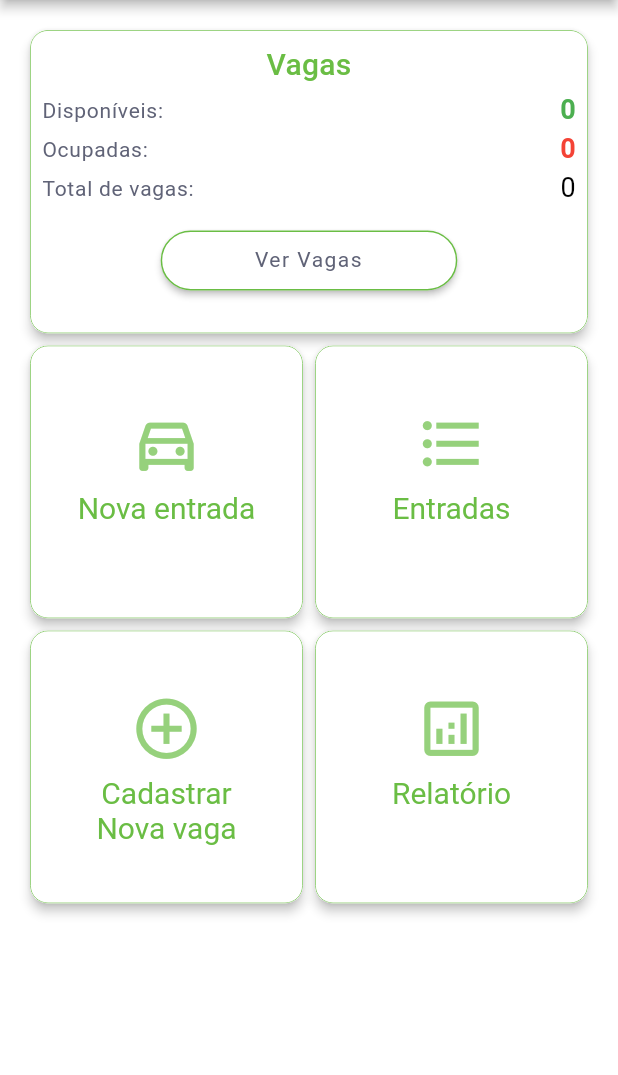
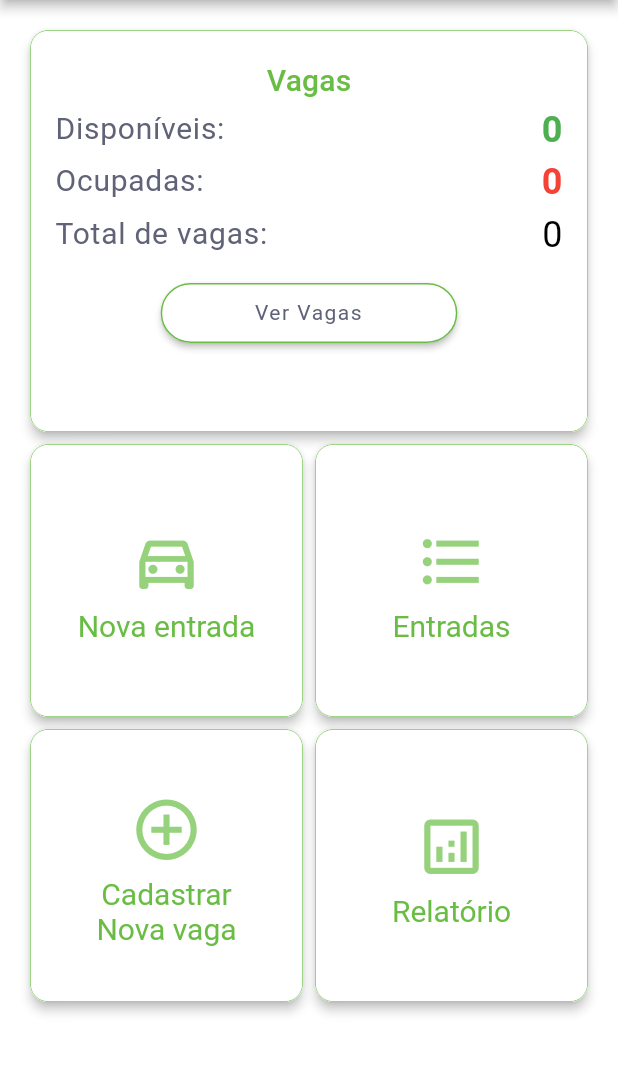
Before and after one commit to alefFSilva/ezpark, a Flutter app: the screen it shows after launch, on a phone screen of 412 x 824 dp, the part 84-1159 px from its top. Run offline on Flutter 3.47's test engine with Material 2 defaults, Android fonts, the phone set to English and light mode, and no system bars; our stand-ins replace cloud_firestore, firebase_core, flutter_riverpod, go_router; accounts and stored records are empty.

Commit message:
Dashboard - Redactoring

```diff
--- a/lib/features/dashboard/presentation/pages/dashboard_page.dart
+++ b/lib/features/dashboard/presentation/pages/dashboard_page.dart
@@ -32,7 +32,7 @@ class DashBoardPage extends StatelessWidget {
         child: Column(
           children: [
             const Flexible(
-              flex: 2,
+              flex: 3,
               child: _SpotsCard(),
             ),
             Flexible(
@@ -64,25 +64,13 @@ class _AddNewEntryCard extends StatelessWidget {
     final ColorScheme colorScheme = Theme.of(context).colorScheme;
 
     return _DashboardCard(
-      title: '',
       onTap: () => context.push(Routes.newEntryPage.description),
-      child: Column(
-        children: [
-          Icon(
-            Icons.directions_car_outlined,
-            color: colorScheme.primary.withOpacity(.7),
-            size: 44.width,
-          ),
-          const SizedBox(
-            height: Spacings.xs,
-          ),
-          Text(
+      icon: Icons.directions_car_outlined,
+      content: Text(
         'Nova entrada',
         style: textTheme.displayMedium!.copyWith(
           color: colorScheme.primary,
         ),
-          )
-        ],
       ),
     );
   }
@@ -96,27 +84,16 @@ class _EntriesListCard extends StatelessWidget {
     final TextTheme textTheme = Theme.of(context).textTheme;
     final ColorScheme colorScheme = Theme.of(context).colorScheme;
     return _DashboardCard(
-        title: '',
       onTap: () => context.push(Routes.entriesListPage.description),
-        child: Column(
-          children: [
-            Icon(
-              Icons.format_list_bulleted_outlined,
-              color: colorScheme.primary.withOpacity(.7),
-              size: 44.width,
-            ),
-            const SizedBox(
-              height: Spacings.xs,
-            ),
-            Text(
+      icon: Icons.format_list_bulleted_outlined,
+      content: Text(
         'Entradas',
         textAlign: TextAlign.center,
         style: textTheme.displayMedium!.copyWith(
           color: colorScheme.primary,
         ),
       ),
-          ],
-        ));
+    );
   }
 }
 
@@ -132,7 +109,9 @@ class _SpotsCard extends ConsumerWidget {
       children: [
         Expanded(
           child: _DashboardCard(
-            title: 'Vagas',
+            contentAlignment: MainAxisAlignment.start,
+            content: Padding(
+              padding: EdgeInsets.symmetric(horizontal: Spacings.xs.width),
               child: Builder(builder: (context) {
                 final spotsCounter = ref.watch(spotsCounterProvider);
                 return spotsCounter.when(
@@ -143,6 +122,12 @@ class _SpotsCard extends ConsumerWidget {
 
                     return Column(
                       children: [
+                        Text(
+                          'Vagas',
+                          style: textTheme.titleMedium!.copyWith(
+                            color: colorScheme.primary,
+                          ),
+                        ),
                         Row(
                           mainAxisAlignment: MainAxisAlignment.spaceBetween,
                           children: [
@@ -151,7 +136,7 @@ class _SpotsCard extends ConsumerWidget {
                               counter!.spotsAvaliable.toString(),
                               textColor: Colors.green,
                               fontWeight: FontWeight.w600,
-                            fontSize: FontSize.rg,
+                              fontSize: FontSize.lg,
                             ),
                           ],
                         ),
@@ -163,7 +148,7 @@ class _SpotsCard extends ConsumerWidget {
                               counter.spotsOcuppied.toString(),
                               textColor: Colors.red,
                               fontWeight: FontWeight.w600,
-                            fontSize: FontSize.rg,
+                              fontSize: FontSize.lg,
                             ),
                           ],
                         ),
@@ -176,7 +161,7 @@ class _SpotsCard extends ConsumerWidget {
                             _CardTextLine(
                               counter.spotTotal.toString(),
                               textColor: Colors.black,
-                            fontSize: FontSize.rg,
+                              fontSize: FontSize.lg,
                             ),
                           ],
                         ),
@@ -220,6 +205,7 @@ class _SpotsCard extends ConsumerWidget {
               }),
             ),
           ),
+        ),
       ],
     );
   }
@@ -236,7 +222,6 @@ class _RegisterNewSpotCard extends StatelessWidget {
     final ColorScheme colorScheme = Theme.of(context).colorScheme;
 
     return _DashboardCard(
-      title: '',
       onTap: () => showDialog(
         context: context,
         builder: (context) {
@@ -245,16 +230,11 @@ class _RegisterNewSpotCard extends StatelessWidget {
           );
         },
       ),
-      child: Column(
+      icon: Icons.add_circle_outline_outlined,
+      content: Column(
         children: [
-          Icon(
-            Icons.add_circle_outline_outlined,
-            color: colorScheme.primary.withOpacity(.7),
-            size: 44.width,
-          ),
-          const SizedBox(
-            height: Spacings.xs,
-          ),
+          Column(
+            children: [
               Text(
                 'Cadastrar',
                 textAlign: TextAlign.center,
@@ -268,6 +248,8 @@ class _RegisterNewSpotCard extends StatelessWidget {
                 style: textTheme.displayMedium!.copyWith(
                   color: colorScheme.primary,
                 ),
+              ),
+            ],
           ),
         ],
       ),
@@ -289,24 +271,13 @@ class _ReportCard extends StatelessWidget {
       onTap: () => context.push(
         Routes.reportPage.description,
       ),
-      child: Column(
-        children: [
-          Icon(
-            Icons.analytics_outlined,
-            color: colorScheme.primary.withOpacity(.7),
-            size: 44.width,
-          ),
-          const SizedBox(
-            height: Spacings.xs,
-          ),
-          Text(
+      icon: Icons.analytics_outlined,
+      content: Text(
         'Relatório',
         textAlign: TextAlign.center,
         style: textTheme.displayMedium!.copyWith(
           color: colorScheme.primary,
         ),
-          ),
-        ],
       ),
     );
   }
@@ -336,7 +307,7 @@ class _CardTextLine extends StatelessWidget {
       style: textTheme.labelSmall!.copyWith(
         color: textColor ?? AppColors.neutral500,
         fontWeight: fontWeight,
-        fontSize: fontSize,
+        fontSize: fontSize ?? FontSize.md,
       ),
     );
   }
@@ -344,19 +315,20 @@ class _CardTextLine extends StatelessWidget {
 
 class _DashboardCard extends StatelessWidget {
   const _DashboardCard({
-    this.title,
-    required this.child,
+    required this.content,
+    this.icon,
     this.onTap,
+    this.contentAlignment,
     Key? key,
   }) : super(key: key);
 
-  final String? title;
   final void Function()? onTap;
-  final Widget child;
+  final Widget content;
+  final IconData? icon;
+  final MainAxisAlignment? contentAlignment;
 
   @override
   Widget build(BuildContext context) {
-    final TextTheme textTheme = Theme.of(context).textTheme;
     final ColorScheme colorScheme = Theme.of(context).colorScheme;
     return GestureDetector(
       onTap: onTap,
@@ -370,17 +342,29 @@ class _DashboardCard extends StatelessWidget {
           ),
           color: Colors.white,
           child: Column(
+            mainAxisAlignment: contentAlignment ?? MainAxisAlignment.center,
             children: [
-              Text(
-                title ?? '',
-                textAlign: TextAlign.center,
-                style:
-                    textTheme.titleMedium!.copyWith(color: colorScheme.primary),
-              ),
               SizedBox(
                 height: Spacings.xxs.height,
               ),
-              child,
+              Column(
+                children: [
+                  Visibility(
+                    visible: icon != null,
+                    child: Icon(
+                      icon,
+                      color: colorScheme.primary.withOpacity(.7),
+                      size: 44.width,
+                    ),
+                  ),
+                  const SizedBox(
+                    height: Spacings.xs,
+                  ),
+                  Align(
+                    child: content,
+                  ),
+                ],
+              ),
             ],
           ),
         ),
--- a/lib/features/spots/presentation/pages/spots_list_page.dart
+++ b/lib/features/spots/presentation/pages/spots_list_page.dart
@@ -41,7 +41,6 @@ class _SpotList extends ConsumerWidget {
             ? RefreshIndicator(
                 onRefresh: () => ref.read(spotsListProvider.notifier).refresh(),
                 child: ListView(
-                  padding: const EdgeInsets.all(Spacings.m),
                   children: <Widget>[
                     for (final spot in spots) _SpotCard(spot: spot),
                   ],
@@ -76,6 +75,7 @@ class _SpotCard extends ConsumerWidget {
               style: const TextStyle(
                 color: Colors.black,
                 overflow: TextOverflow.ellipsis,
+                fontSize: FontSize.md,
               ),
             ),
             Text(
@@ -93,6 +93,7 @@ class _SpotCard extends ConsumerWidget {
               'Tipo: ${_spot.spotType.description} - ',
               style: const TextStyle(
                 color: Colors.black,
+                fontSize: FontSize.defaultSize,
               ),
             ),
             Icon(_spot.spotType.icon)
```
Lines whose indentation alone changed are shown as unchanged.
